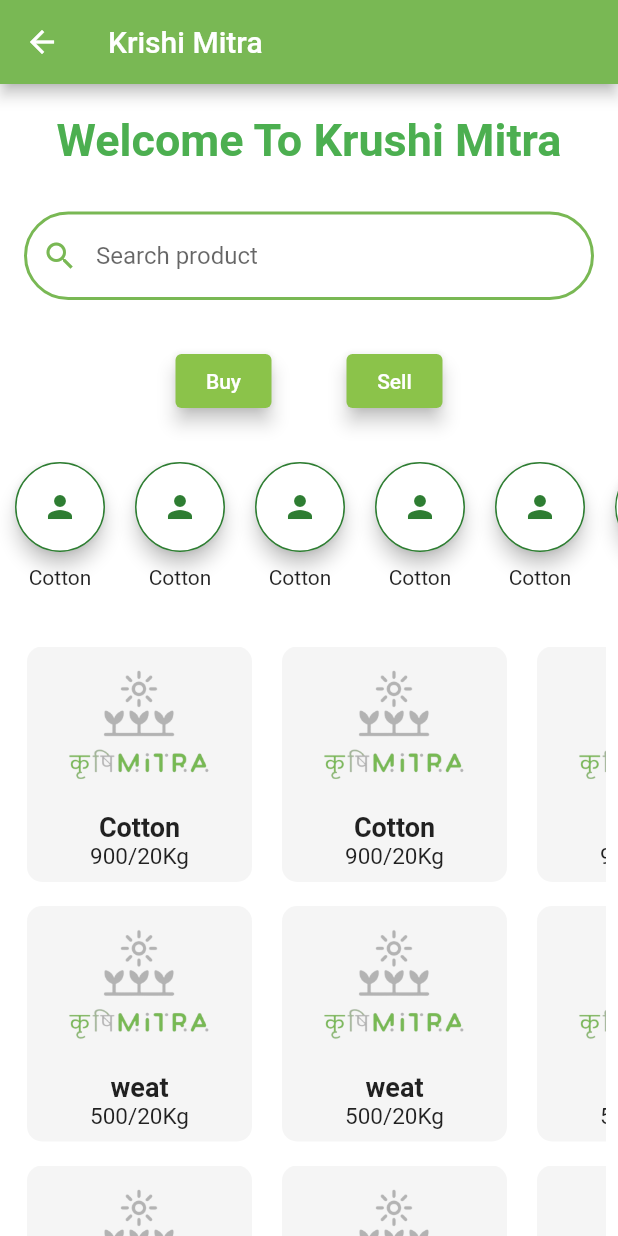
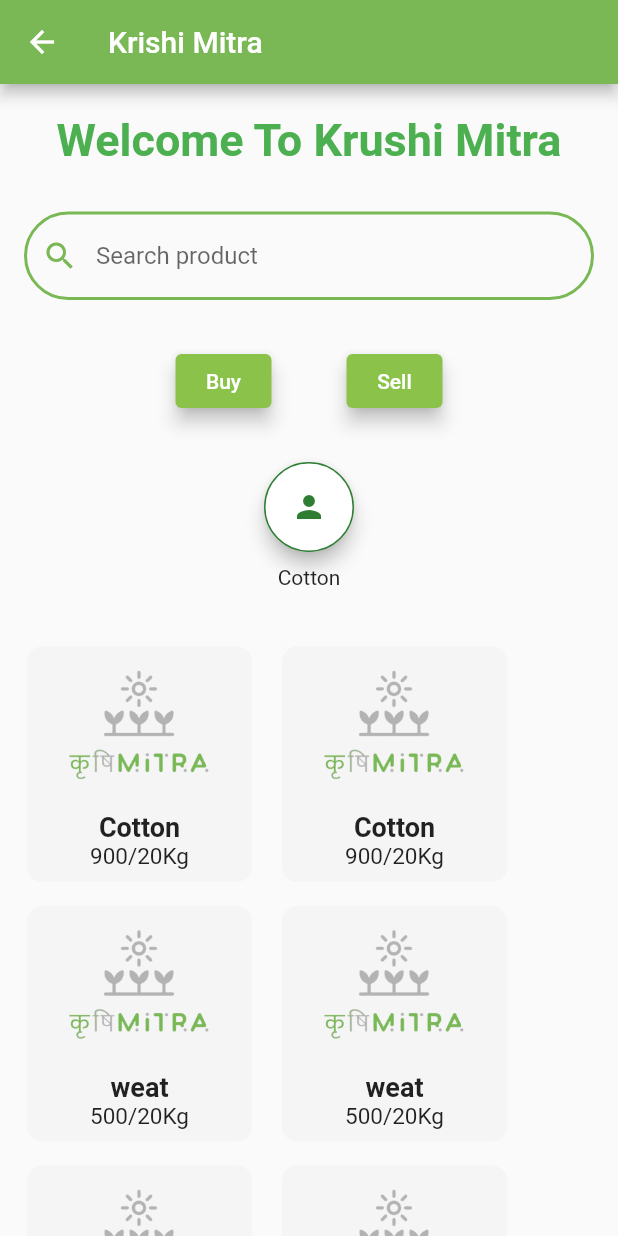
Before and after one commit to jeelkhant3333/krishi_mitra, a Flutter app: the screen it shows after launch, after a tap on "Login", on a phone screen of 412 x 824 dp. Run offline on Flutter 3.47's test engine with Material 2 defaults, Android fonts, the phone set to English and light mode, and no system bars.

Commit message:
3 jeel commit

```diff
--- a/lib/main.dart
+++ b/lib/main.dart
@@ -4,14 +4,10 @@ import 'package:flutter/material.dart';
 import 'pages/login_page.dart';
 
 void main() {
-  runApp(  MaterialApp(
+  runApp(const MaterialApp(
     debugShowCheckedModeBanner: false,
-    home:  const Scaffold(
+    home:  Scaffold(
       backgroundColor: Colors.white,
-      // appBar: AppBar(
-      //   title: Text('Krishi Mitra'),
-      //   backgroundColor: Color( 0xFF79B854),
-      // ),
       body: LoginPage(),
     ),
   ));
--- a/lib/pages/home_page.dart
+++ b/lib/pages/home_page.dart
@@ -1,7 +1,7 @@
 import 'package:flutter/material.dart';
 
 class HomePage extends StatefulWidget {
-  const HomePage({super.key});
+  HomePage({super.key});
 
   @override
   State<HomePage> createState() => _HomePageState();
@@ -11,36 +11,33 @@ class _HomePageState extends State<HomePage> {
   List<Widget> productIconsButton =[
 
     ItemIconButton(Icons.person,'Cotton'),
-    ItemIconButton(Icons.person,' '),
-    ItemIconButton(Icons.person,'Product Name'),
-    ItemIconButton(Icons.person,'Product Name'),
-    ItemIconButton(Icons.person,'Product Name'),
-    ItemIconButton(Icons.person,'Product Name'),
-    ItemIconButton(Icons.person,'Product Name'),
+    // ItemIconButton(Icons.person,' '),
+    // ItemIconButton(Icons.person,'Pxyz'),
+    // ItemIconButton(Icons.person,'Product Name'),
+    // ItemIconButton(Icons.person,'Product Name'),
+    // ItemIconButton(Icons.person,'Product Name'),
+    // ItemIconButton(Icons.person,'Product Name'),
   ];
+
   List<Widget> productCard = [
     const iteamCard('Cotton' , '900' ),
     const iteamCard('weat', '500'),
-    const iteamCard('groundnut', '1500'),
-    const iteamCard('soyabin', '1500'),
+    // const iteamCard('groundnut', '1500'),
+    // const iteamCard('soyabin', '1500'),
   ];
+
   @override
   Widget build(BuildContext context) {
     return Scaffold(
       appBar: AppBar(
-        actions: [
-
-        ],
         title: const Text('Krishi Mitra'),
         backgroundColor: const Color(0xFF79B854),
       ),
-      backgroundColor: Colors.white,
-      body: ListView(
-        scrollDirection: Axis.vertical,
-      shrinkWrap: true,
-        children: [
-          SizedBox(
-            height: double.maxFinite,
+      body: SingleChildScrollView(
+        physics: BouncingScrollPhysics(),
+        child: SizedBox(
+          height: MediaQuery.of(context).size.height/0.5,
+          width: double.infinity,
           child: Column(
             children: [
               const Padding(
@@ -155,7 +152,7 @@ class _HomePageState extends State<HomePage> {
                         scrollDirection: Axis.horizontal,
                         child: Row(
                           children: [
-                              ...productCard.map((e) => productCard[2]),
+                            ...productCard.map((e) => productCard[0]),
                           ],),
                       ),
                     ),
@@ -165,7 +162,7 @@ class _HomePageState extends State<HomePage> {
                         scrollDirection: Axis.horizontal,
                         child: Row(
                           children: [
-                              ...productCard.map((e) => productCard[3]),
+                            ...productCard.map((e) => productCard[0]),
                             ItemIconButton(Icons.arrow_forward,'View more'),
                           ],),
                       ),
@@ -176,8 +173,6 @@ class _HomePageState extends State<HomePage> {
             ],
           ),
         ),
-        ],
-
       ),
     );
   }
@@ -254,8 +249,12 @@ class ItemIconButton extends StatelessWidget {
             ),
           ),
           const SizedBox(height: 9,),
-           Text(
+           SizedBox(
+             width: 50,
+             child: Text(
              text,
+               textAlign: TextAlign.center,
+          ),
            ),
         ],
       ),
--- a/lib/pages/login_page.dart
+++ b/lib/pages/login_page.dart
@@ -60,9 +60,8 @@ class LoginPage extends StatelessWidget {
                     ElevatedButton.icon(
                       onPressed: () {
                         Navigator.push(context,
-                            MaterialPageRoute(builder: (context) {
-                          return const HomePage();
-                        }));
+                            MaterialPageRoute(builder: (context) => HomePage()
+                        ));
                       },
                       icon: const Icon(Icons.arrow_forward),
                       label: const Text('Login'),
```
Lines whose indentation alone changed are shown as unchanged.
